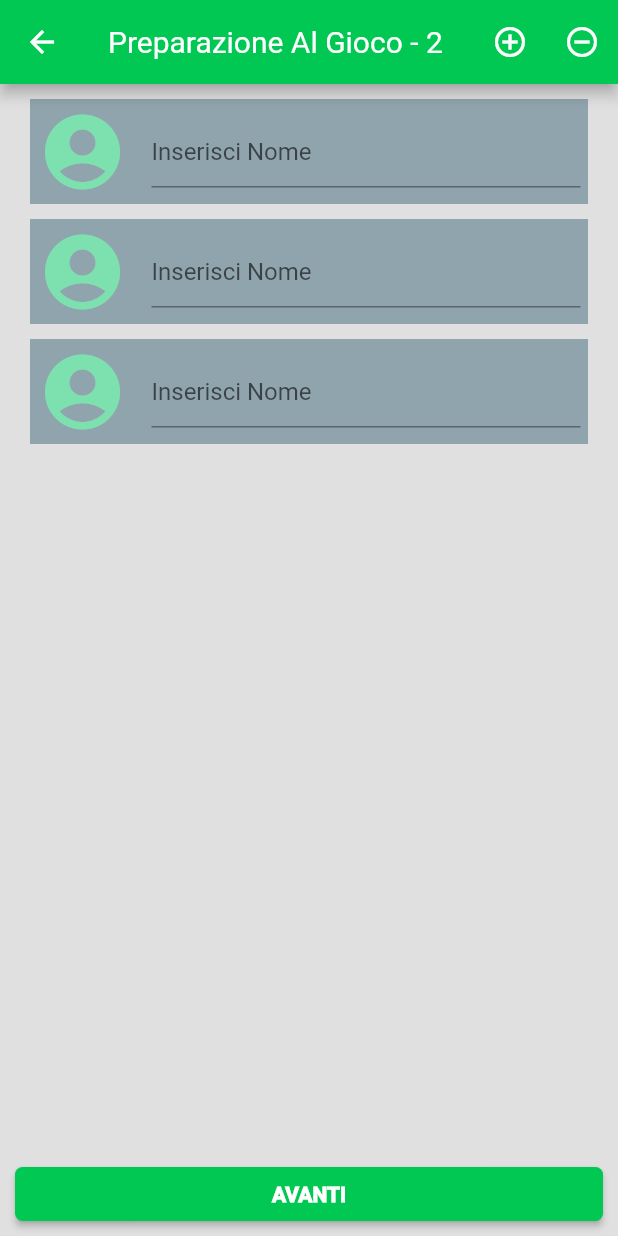
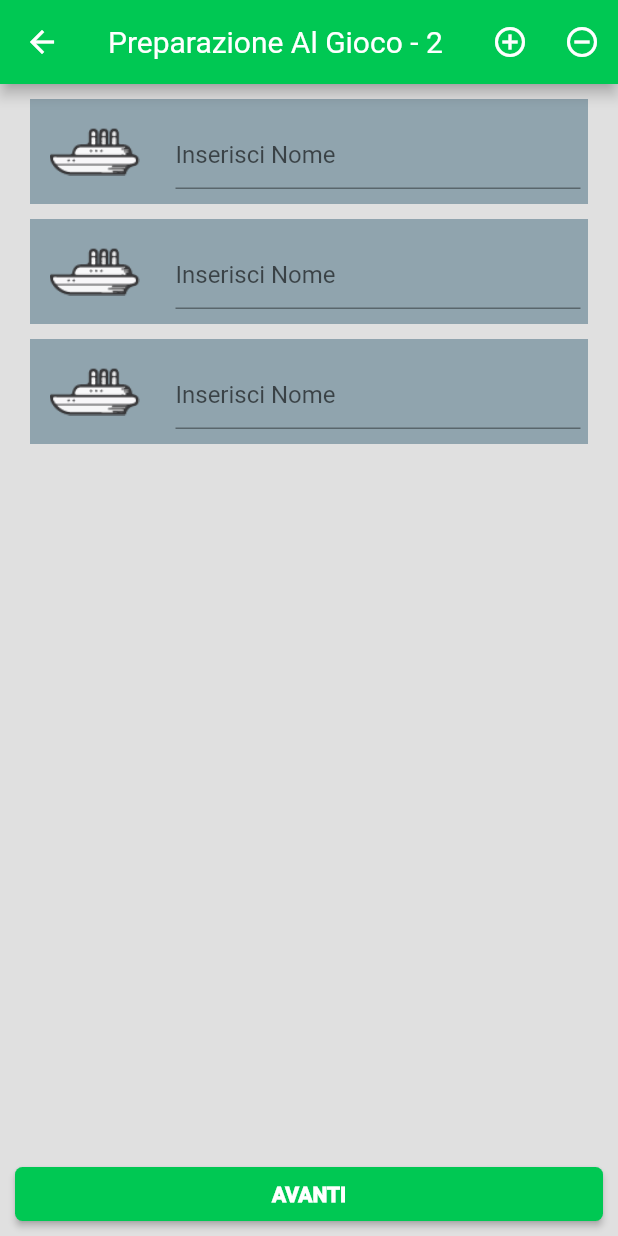
Before and after one commit to Lisguincio/Flutter-Pointpoly, a Flutter app: the Preparazione2 screen opened by its route, after a tap on the "add circle outline" icon, on a phone screen of 412 x 824 dp. Run offline on Flutter 3.47's test engine with Material 2 defaults, Android fonts, the phone set to English and light mode, and no system bars; our stand-ins replace dotted_border, shared_preferences; missing offline and left inert: back_button_interceptor; accounts and stored records are empty.

Commit message:
try to implement pawns

```diff
--- /dev/null
+++ b/lib/MonopolyIcon.dart
@@ -0,0 +1,16 @@
+import 'package:flutter/material.dart';
+
+import 'definitions.dart';
+
+const String asset = "assets/Monopoly";
+
+const String icon_cane = asset + "/Risorsa1.png";
+const String icon_nave = asset + "/Risorsa2.png";
+const String icon_borsa = asset + "/Risorsa3.png";
+const String icon_scarpa = asset + "/Risorsa4.png";
+const String icon_lampada = asset + "/Risorsa5.png";
+const String icon_ditale = asset + "/Risorsa6.png";
+const String icon_cappello = asset + "/Risorsa7.png";
+const String icon_auto = asset + "/Risorsa8.png";
+
+var pawnList = new List<Widget>();
--- a/lib/definitions.dart
+++ b/lib/definitions.dart
@@ -4,6 +4,7 @@ import 'package:flutter/material.dart';
 import 'dart:math';
 
 import 'package:Pointpoly/stats.dart';
+import 'MonopolyIcon.dart';
 import 'screens/history.dart';
 
 //COSTANTI DELLE REGOLE//
@@ -24,7 +25,7 @@ class Player {
   int id;
   String name;
   int points;
-  Color color;
+  Image pawn;
   int position;
 
   Player({
@@ -32,13 +33,13 @@ class Player {
     this.name=" ",
     this.points=0,
     }){
-      this.color = Color.fromRGBO(25*random.nextInt(11), 25*random.nextInt(11), 25*random.nextInt(11), 1);
+      this.pawn = Image.asset(icon_nave);
     }
 
   Player.fromPlayer(Player p){
     this.id = p.id;
     this.name = p.name;
-    this.color = p.color;
+    this.pawn = p.pawn;
     this.points = p.points;
     this.position = p.position;
   }
--- a/lib/screens/Preparazione-2.dart
+++ b/lib/screens/Preparazione-2.dart
@@ -1,19 +1,22 @@
+import 'package:Pointpoly/MonopolyIcon.dart';
 import 'package:flutter/material.dart';
-import 'package:flutter/services.dart';
 import 'package:Pointpoly/definitions.dart';
 import 'package:Pointpoly/widget/button.dart';
+import 'package:flutter/services.dart';
 
 import 'history.dart';
 
+final GlobalKey<ScaffoldState> _playerTileScaffoldKey = new GlobalKey<ScaffoldState>();
 
 class PlayerTile extends StatelessWidget{
+
+
   final Player player;
   final TextEditingController controller;
 
   PlayerTile(this.player, this.controller);
 
   Widget build(BuildContext context){
-
     return Padding(
       padding: EdgeInsets.fromLTRB(20, 10, 20, 0),
       child:Container(
@@ -27,30 +30,60 @@ class PlayerTile extends StatelessWidget{
         child: TextField(
           inputFormatters: [BlacklistingTextInputFormatter("|"), BlacklistingTextInputFormatter('-')],
           controller: this.controller,
-          cursorColor: this.player.color,
           textCapitalization: TextCapitalization.words,
           textInputAction: TextInputAction.go,
           decoration: InputDecoration(
-            icon: Icon(Icons.account_circle, size: 60, color: this.player.color,),
+            icon: IconButton(
+              iconSize: 60,
+              icon: player.pawn,
+              onPressed: ()=>mostraBottomSheet(player.id),
+            ),
             hintText: "Inserisci Nome",
+            suffix: Text((player.id+1).toString()),
+            suffixStyle: TextStyle(fontSize: 22, fontWeight: FontWeight.bold)
           ),
-
         )
       )
     );
   }
-}
+
+
+
+  void mostraBottomSheet(int id){
+      showModalBottomSheet(
+        elevation: 10,
+        context: _playerTileScaffoldKey.currentContext,
+        builder:(context){
+          return ListView(
+            children: <Widget>[
+              Center(child: Text("Selezionare la pedina"),),
+              ListTile(leading: Image.asset(icon_cane, fit: BoxFit.contain, width: 60,),title: Text("Cane"),onTap: ()=>_playerTileScaffoldKey.currentState.setState((){startplayers[id].pawn = Image.asset(icon_cane);})),
+
+
+
+            ]
+          );
+        }
+      );
+    }
+  }
+
+
 
 class Preparazione2 extends StatefulWidget{
   Preparazione2();
   MyPreparazione2 createState() => MyPreparazione2();
 }
 
+
+
 class MyPreparazione2 extends State<Preparazione2>{
 
   List<TextEditingController> controllers = new List();
 
   void initState(){
+
+
     super.initState();
     players.clear();
     startplayers.clear();
@@ -69,6 +102,7 @@ class MyPreparazione2 extends State<Preparazione2>{
   Widget build(BuildContext context){
 
     return Scaffold(
+      key: _playerTileScaffoldKey,
       appBar: AppBar(
         title:Text("Preparazione Al Gioco - 2"),
         actions: <Widget>[
--- a/pubspec.yaml
+++ b/pubspec.yaml
@@ -52,6 +52,7 @@ flutter:
   assets:
     - assets/whitetheme/
     - assets/icon/
+    - assets/Monopoly/
 
 
 
```
Also changed, not shown: assets/Monopoly/Risorsa1.png (added), assets/Monopoly/Risorsa1hdpi.png (deleted), assets/Monopoly/Risorsa2.png (added), assets/Monopoly/Risorsa2hdpi.png (deleted), assets/Monopoly/Risorsa3.png (added), assets/Monopoly/Risorsa4.png (added), assets/Monopoly/Risorsa5.png (added), assets/Monopoly/Risorsa6.png (added), assets/Monopoly/Risorsa7.png (added), assets/Monopoly/Risorsa8.png (added).
